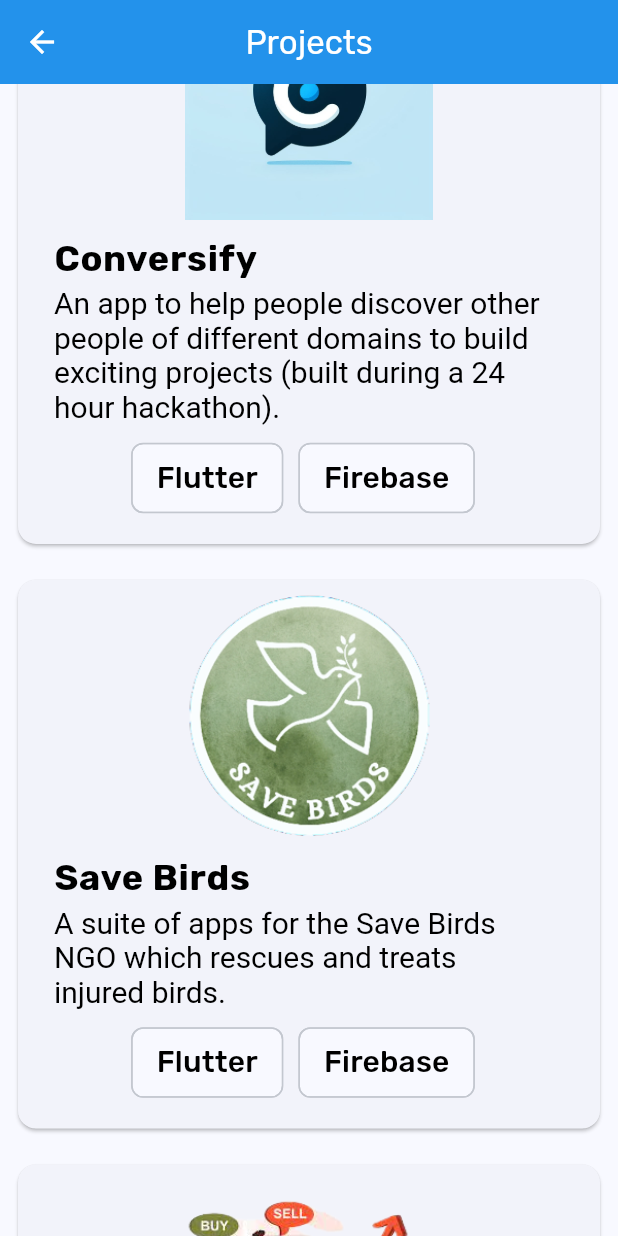
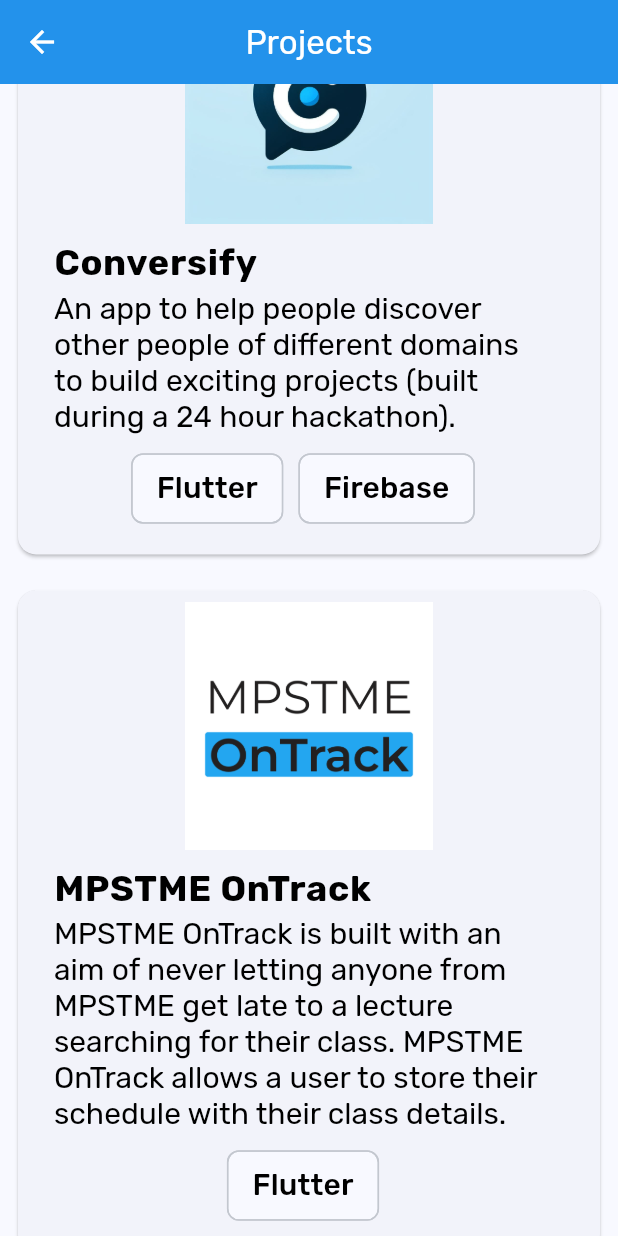
Before and after one commit to MananGandhi1810/Portfolio-Website, a Flutter app: the ProjectsPage screen opened directly, scrolled down 576 dp, on a phone screen of 412 x 824 dp. Run offline on Flutter 3.47's test engine with Material 3 defaults, Android fonts, the phone set to English and light mode, and no system bars; our stand-ins replace google_fonts, shimmer, simple_icons; missing offline and left inert: device_frame, starsview.

Commit message:
Added MPSTME OnTrack Project

```diff
--- a/lib/presentation/mobile_screens/components/project_card.dart
+++ b/lib/presentation/mobile_screens/components/project_card.dart
@@ -1,4 +1,5 @@
 import 'package:flutter/material.dart';
+import 'package:google_fonts/google_fonts.dart';
 import 'package:url_launcher/url_launcher.dart';
 
 class ProjectCard extends StatefulWidget {
@@ -64,6 +65,7 @@ class _ProjectCardState extends State<ProjectCard> {
                                         Brightness.dark
                                     ? Colors.white
                                     : Colors.black,
+                                fontFamily: GoogleFonts.rubik().fontFamily,
                               ),
                             ),
                           ],
--- a/lib/presentation/mobile_screens/projects_page.dart
+++ b/lib/presentation/mobile_screens/projects_page.dart
@@ -47,11 +47,24 @@ class ProjectsPage extends StatelessWidget {
             ProjectCard(
               projectName: "Conversify",
               projectImage: "assets/images/projects/conversify_app.png",
-              projectDescription: "An app to help people discover other people of different domains to build exciting projects (built during a 24 hour hackathon).",
-              projectLink: "https://github.com/MananGandhi1810/Verbal-Virtuosos-Debate-a-thon",
+              projectDescription:
+                  "An app to help people discover other people of different domains to build exciting projects (built during a 24 hour hackathon).",
+              projectLink:
+                  "https://github.com/MananGandhi1810/Verbal-Virtuosos-Debate-a-thon",
               projectTechnologies: [
                 "Flutter",
                 "Firebase",
+              ],
+            ),
+            ProjectCard(
+              projectName: 'MPSTME OnTrack',
+              projectImage: 'assets/images/projects/mpstme_ontrack_app.png',
+              projectDescription:
+                  'MPSTME OnTrack is built with an aim of never letting anyone from MPSTME get late to a lecture searching for their class. MPSTME OnTrack allows a user to store their schedule with their class details.',
+              projectLink:
+                  'https://appdev-gdsc-mpstme.github.io/MPSTME_OnTrack/',
+              projectTechnologies: [
+                'Flutter',
               ],
             ),
             ProjectCard(
```
Also changed, not shown: assets/images/projects/mpstme_ontrack_app.png (added).
